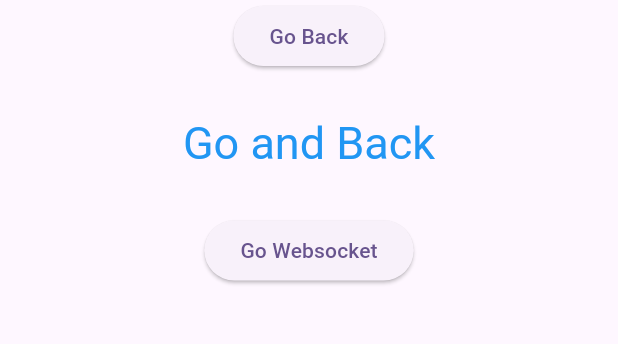
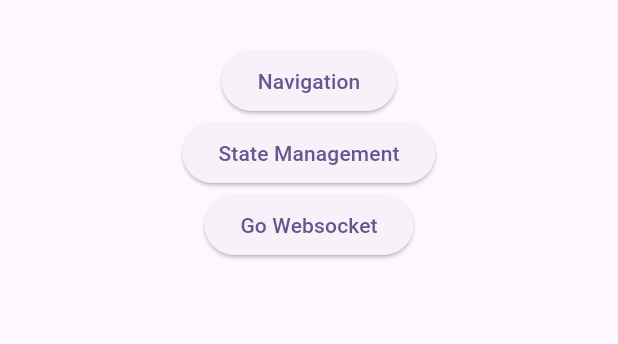
Before and after one commit to duliu3/Flutter_GetX-in-use, a Flutter app: the screen it shows after launch, on a phone screen of 412 x 824 dp, the part 84-428 px from its top. Run offline on Flutter 3.47's test engine with Material 2 defaults, Android fonts, the phone set to English and light mode, and no system bars; our stand-ins replace get.

Commit message:
state management

```diff
--- a/lib/main.dart
+++ b/lib/main.dart
@@ -2,6 +2,7 @@ import 'package:flutter/gestures.dart';
 import 'package:flutter/material.dart';
 import 'package:flutter/services.dart';
 import 'package:flutter_getx_in_use/page.dart';
+import 'package:flutter_getx_in_use/state.dart';
 import 'package:get/get.dart';
 import 'websocket_control.dart';
 
@@ -24,7 +25,8 @@ class MyApp extends StatelessWidget {
       home: MyHomePage(),
       routes: {
         '/home': (context) => MyHomePage(),
-        '/pageone': (context) => PageOne()
+        '/pageone': (context) => PageOne(),
+        '/state_page': (context) => StatePage(),
       },
     );
   }
@@ -51,31 +53,44 @@ class _MyHomePageState extends State<MyHomePage> {
       body: Center(
         child: Column(
           children: [
+            SizedBox(height: 30),
+            // RichText(
+            //     text: TextSpan(
+            //         text: 'Go and Back',
+            //         style: TextStyle(color: Colors.blue, fontSize: 30),
+            //         recognizer: TapGestureRecognizer()
+            //           ..onTap = () {
+            //             print("Websocket onTap ");
+            //             // Get.to(() => PageOne());
+            //             Navigator.of(context).push(
+            //               MaterialPageRoute(
+            //                 builder: (context) => PageOne(),
+            //                 settings: RouteSettings(name: '/middle'),
+            //               ),
+            //             );
+            //           })),
             ElevatedButton(
               onPressed: () {
-                Get.back();
+                // Way 1
+                // Get.to(() => PageOne());
+                // Way 2
+                Navigator.of(context).push(
+                  MaterialPageRoute(
+                    builder: (context) => PageOne(),
+                    settings: RouteSettings(name: '/middle'),
+                  ),
+                );
               },
-              child: Text('Go Back'),
+              child: Text('Navigation'),
             ),
-            SizedBox(height: 30),
-            RichText(
-                text: TextSpan(
-                    text: 'Go and Back',
-                    style: TextStyle(color: Colors.blue, fontSize: 30),
-                    recognizer: TapGestureRecognizer()
-                      ..onTap = () {
-                        print("Websocket onTap ");
-                        // Get.to(() => PageOne());
-                        Navigator.of(context).push(
-                          MaterialPageRoute(
-                            builder: (context) => PageOne(),
-                            settings: RouteSettings(name: '/middle'),
-                          ),
-                        );
-                      })),
-            SizedBox(
-              height: 30,
+            ElevatedButton(
+              onPressed: () {
+                // Get.to(() => StatePage());
+                Get.toNamed("/state_page");
+              },
+              child: Text('State Management'),
             ),
+
             ElevatedButton(
               onPressed: () {
                 Get.to(() => WebSocketPage(url: 'wss://'));
```
Also changed, not shown: lib/controller.dart (added, +19 -0 lines), lib/page.dart (+19 -12 lines), lib/state.dart (added, +82 -0 lines), lib/websocket_control.dart (+8 -9 lines).
